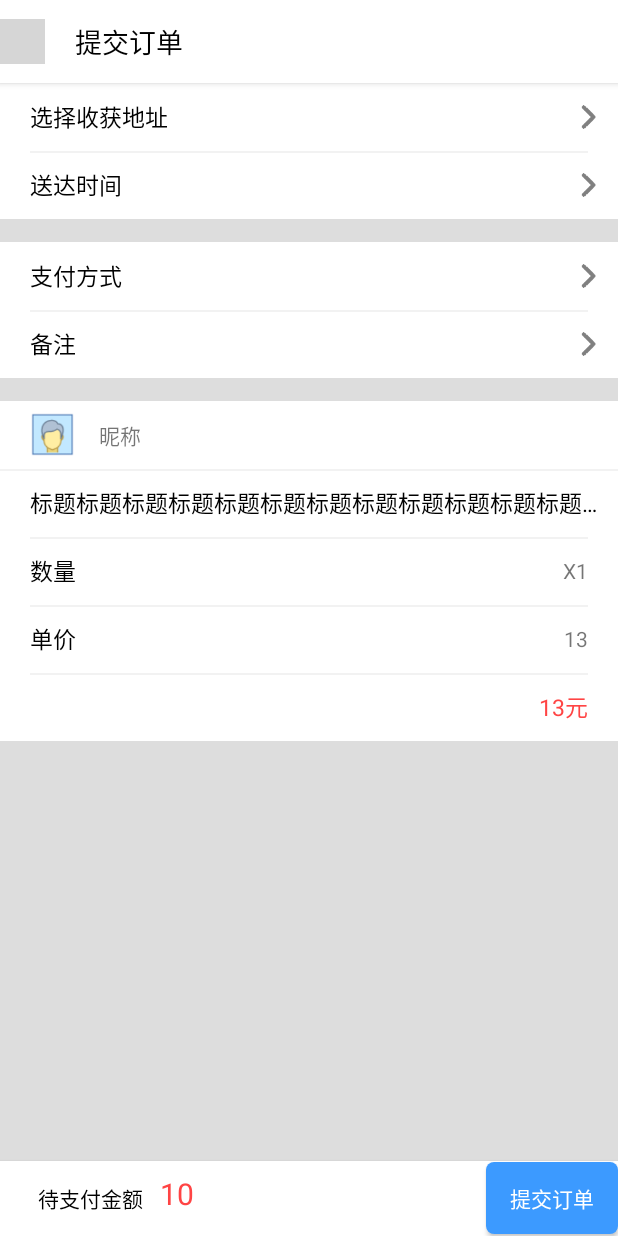
After one commit to DGUT-Asiasoft-2013/Client_DIBIAOZUIQIANGTEAM, an Android app: the OrdresCreateActivity screen opened directly, with no data from a screen before it, on a phone screen of 412 x 824 dp. The commit adds this screen. Run offline under Robolectric (Android 15) with nearby library versions, the phone set to English and light mode, and no system bars; grey boxes are pictures that could not be loaded.

Commit message:
Merge branch 'master' of E:\app\a\Client_DIBIAOZUIQIANGTEAM with conflicts.

```diff
--- a/app/src/main/java/com/dgut/collegemarket/activity/LoginActivity.java
+++ b/app/src/main/java/com/dgut/collegemarket/activity/LoginActivity.java
@@ -70,8 +70,7 @@ public class LoginActivity extends FragmentActivity {
                 startActivity(new Intent(LoginActivity.this, ForgetPasswordActivity.class));
             }
         });
-
-        account.setLableText("3");
+        account.setLableText("test");
         password.setLableText("3");
     }
 
--- /dev/null
+++ b/app/src/main/java/com/dgut/collegemarket/activity/common/ContactListActivity.java
@@ -0,0 +1,20 @@
+package com.dgut.collegemarket.activity.common;
+
+import android.app.Activity;
+import android.os.Bundle;
+
+import com.dgut.collegemarket.R;
+
+public class ContactListActivity extends Activity {
+
+    @Override
+    protected void onCreate(Bundle savedInstanceState) {
+        super.onCreate(savedInstanceState);
+        setContentView(R.layout.activity_contact_list);
+
+
+
+
+
+    }
+}
--- a/app/src/main/java/com/dgut/collegemarket/activity/goods/GoodsContentActivity.java
+++ b/app/src/main/java/com/dgut/collegemarket/activity/goods/GoodsContentActivity.java
@@ -1,7 +1,7 @@
 package com.dgut.collegemarket.activity.goods;
 
+import android.content.Intent;
 import android.support.design.widget.FloatingActionButton;
-import android.support.v7.app.AlertDialog;
 import android.support.v7.app.AppCompatActivity;
 import android.os.Bundle;
 import android.support.v7.widget.Toolbar;
@@ -15,6 +15,7 @@ import android.widget.RelativeLayout;
 import android.widget.TextView;
 
 import com.dgut.collegemarket.R;
+import com.dgut.collegemarket.activity.orders.OrdresCreateActivity;
 import com.dgut.collegemarket.api.Server;
 import com.dgut.collegemarket.api.entity.Goods;
 import com.dgut.collegemarket.api.entity.User;
@@ -23,16 +24,16 @@ import com.squareup.picasso.Picasso;
 public class GoodsContentActivity extends AppCompatActivity {
     ImageView albumsImg;
     ImageView avatarImg;
-     Goods goods;
+    Goods goods;
     Toolbar toolbar;
-    public  static User user;
+    public static User publisher;
 
     @Override
     protected void onCreate(Bundle savedInstanceState) {
         super.onCreate(savedInstanceState);
         getWindow().addFlags(WindowManager.LayoutParams.FLAG_TRANSLUCENT_STATUS);
         goods = (Goods) getIntent().getSerializableExtra("goods");
-        user=goods.getPublishers();
+        publisher = goods.getPublishers();
         setContentView(R.layout.activity_goods_content);
 
         toolbar = (Toolbar) findViewById(R.id.toolbar);
@@ -50,8 +51,8 @@ public class GoodsContentActivity extends AppCompatActivity {
             }
         });
 
-        Picasso.with(this).load(Server.serverAddress+ goods.getAlbums()).resize(500, 300).centerInside().into(albumsImg);
-        Picasso.with(this).load(Server.serverAddress+ goods.getPublishers().getAvatar()).resize(50, 50).centerInside().error(R.drawable.unknow_avatar).into(avatarImg);
+        Picasso.with(this).load(Server.serverAddress + goods.getAlbums()).resize(500, 300).centerInside().into(albumsImg);
+        Picasso.with(this).load(Server.serverAddress + goods.getPublishers().getAvatar()).resize(50, 50).centerInside().error(R.drawable.unknow_avatar).into(avatarImg);
 
         System.out.println(Server.serverAddress + goods.getAlbums());
         initView();
@@ -110,11 +111,11 @@ public class GoodsContentActivity extends AppCompatActivity {
         priceText = (TextView) popupView.findViewById(R.id.text_price);
         preQuantityText = (TextView) popupView.findViewById(R.id.text_quantity_buy_pre);
         buyQuantityText = (TextView) popupView.findViewById(R.id.text_quantity_buy);
-        settlementBt = (Button) popupView.findViewById(R.id.button_settlement);
+        settlementBt = (Button) popupView.findViewById(R.id.btn_orders_create);
         addBt = (TextView) popupView.findViewById(R.id.bt_add);
         deleteBt = (TextView) popupView.findViewById(R.id.bt_delete);
 
-        quantityText.setText(goods.getQuantity()+"");
+        quantityText.setText(goods.getQuantity() + "");
         priceText.setText(goods.getPrice() + "");
 
         addBt.setOnClickListener(new View.OnClickListener() {
@@ -143,9 +144,13 @@ public class GoodsContentActivity extends AppCompatActivity {
         settlementBt.setOnClickListener(new View.OnClickListener() {
             @Override
             public void onClick(View view) {
-                new AlertDialog.Builder(GoodsContentActivity.this)
-                        .setTitle("敬请期待")
-                        .setMessage("后续功能将在下个版本添加").show();
+                int num = Integer.valueOf(preQuantityText.getText().toString());
+                if (num > 0) {
+                    Intent intent = new Intent(GoodsContentActivity.this, OrdresCreateActivity.class);
+                    intent.putExtra("goods", goods);
+                    startActivity(intent);
+                    overridePendingTransition(R.anim.slide_in_bottom, R.anim.none);
+                }
             }
         });
     }
--- /dev/null
+++ b/app/src/main/java/com/dgut/collegemarket/activity/orders/OrdresCreateActivity.java
@@ -0,0 +1,28 @@
+package com.dgut.collegemarket.activity.orders;
+
+import android.app.Activity;
+import android.os.Bundle;
+import android.widget.ImageView;
+import android.widget.TextView;
+
+import com.dgut.collegemarket.R;
+import com.dgut.collegemarket.api.entity.Goods;
+
+/**
+ * 订单创建
+ */
+public class OrdresCreateActivity extends Activity {
+    Goods goods;
+    TextView nameText;
+    ImageView avatarImg;
+    TextView quantityText;
+    TextView priceText;
+
+    @Override
+    protected void onCreate(Bundle savedInstanceState) {
+        super.onCreate(savedInstanceState);
+        setContentView(R.layout.activity_ordres_create);
+        goods = (Goods) getIntent().getSerializableExtra("goods");
+
+    }
+}
--- a/app/src/main/java/com/dgut/collegemarket/fragment/widgets/UserInfoInGoodsFragment.java
+++ b/app/src/main/java/com/dgut/collegemarket/fragment/widgets/UserInfoInGoodsFragment.java
@@ -34,7 +34,7 @@ public class UserInfoInGoodsFragment extends Fragment {
     public View onCreateView(LayoutInflater inflater, ViewGroup container, Bundle savedInstanceState) {
         view = inflater.inflate(R.layout.fragment_user_info_in_goods, null);
         activity = getActivity();
-        user = GoodsContentActivity.user;
+        user = GoodsContentActivity.publisher;
 
         levelText = (TextView) view.findViewById(R.id.tv_level);
         nameText = (TextView) view.findViewById(R.id.tv_name);
--- /dev/null
+++ b/app/src/main/res/layout/activity_contact_list.xml
@@ -0,0 +1,84 @@
+<?xml version="1.0" encoding="utf-8"?>
+<RelativeLayout xmlns:android="http://schemas.android.com/apk/res/android"
+    xmlns:app="http://schemas.android.com/apk/res-auto"
+    android:layout_width="match_parent"
+    android:layout_height="match_parent"
+    android:background="#efefef"
+
+    >
+
+    <LinearLayout
+        android:id="@+id/linearLayout"
+        android:layout_width="match_parent"
+        android:layout_height="55dp"
+        android:layout_alignParentTop="true"
+        android:layout_centerHorizontal="true"
+        android:background="#fff"
+        android:elevation="3dp"
+        android:gravity="center_vertical"
+        android:orientation="horizontal">
+
+        <ImageView
+            android:id="@+id/imageView7"
+            android:layout_width="30dp"
+            android:layout_height="30dp"
+            android:src="@drawable/back" />
+
+        <TextView
+            android:id="@+id/textView7"
+            android:layout_width="wrap_content"
+            android:layout_height="wrap_content"
+            android:layout_marginLeft="20dp"
+            android:text="选择收货地址"
+            android:textColor="#000"
+            android:textSize="18dp" />
+    </LinearLayout>
+
+    <RelativeLayout
+        android:id="@+id/relativeLayout"
+        android:layout_width="match_parent"
+        android:layout_height="50dp"
+        android:background="#fff"
+        android:elevation="3dp"
+        android:layout_alignParentBottom="true"
+        android:layout_alignParentStart="true">
+
+        <LinearLayout
+
+            android:layout_width="wrap_content"
+            android:layout_height="wrap_content"
+            android:orientation="horizontal"
+            android:gravity="center_vertical"
+            android:layout_centerVertical="true"
+            android:layout_centerHorizontal="true">
+
+
+            <ImageView
+                android:id="@+id/imageView10"
+                android:layout_width="20dp"
+                android:layout_height="20dp"
+                android:layout_weight="1"
+                app:srcCompat="@drawable/add" />
+
+            <TextView
+                android:id="@+id/textView16"
+                android:layout_width="wrap_content"
+                android:layout_height="wrap_content"
+                android:layout_centerHorizontal="true"
+                android:layout_centerVertical="true"
+                android:layout_marginLeft="5dp"
+                android:layout_weight="1"
+                android:text="新增收货地址"
+                android:textColor="#000" />
+        </LinearLayout>
+
+    </RelativeLayout>
+
+    <ListView
+        android:id="@+id/listView"
+        android:layout_width="match_parent"
+        android:layout_height="match_parent"
+        android:layout_alignParentStart="true"
+        android:layout_above="@+id/relativeLayout"
+        android:layout_below="@+id/linearLayout" />
+</RelativeLayout>
--- /dev/null
+++ b/app/src/main/res/layout/activity_ordres_create.xml
@@ -0,0 +1,362 @@
+<?xml version="1.0" encoding="utf-8"?>
+<RelativeLayout xmlns:android="http://schemas.android.com/apk/res/android"
+    android:layout_width="match_parent"
+    android:layout_height="match_parent"
+    android:background="#ddd"
+
+    >
+
+
+    <RelativeLayout
+        android:layout_width="match_parent"
+        android:layout_height="50dp"
+        android:layout_alignParentBottom="true"
+        android:layout_alignParentEnd="true"
+        android:layout_alignParentStart="true"
+        android:background="#fff"
+        android:elevation="3dp">
+
+        <TextView
+            android:id="@+id/tv_sum_2"
+            android:layout_width="wrap_content"
+            android:layout_height="wrap_content"
+            android:layout_alignBottom="@+id/textView16"
+            android:layout_marginStart="11dp"
+
+            android:layout_toEndOf="@+id/textView16"
+            android:text="10"
+            android:textColor="@android:color/holo_red_light"
+            android:textSize="20dp" />
+
+        <TextView
+            android:id="@+id/textView16"
+            android:layout_width="wrap_content"
+            android:layout_height="wrap_content"
+            android:layout_alignBaseline="@+id/btn_orders_create"
+            android:layout_alignBottom="@+id/btn_orders_create"
+            android:layout_alignParentStart="true"
+            android:layout_marginStart="25dp"
+            android:text="待支付金额"
+            android:textColor="#000" />
+
+        <Button
+            android:id="@+id/btn_orders_create"
+            android:layout_width="wrap_content"
+            android:layout_height="wrap_content"
+            android:layout_alignParentEnd="true"
+            android:layout_centerVertical="true"
+            android:background="@drawable/btn_login"
+            android:text="提交订单"
+            android:textColor="#fff" />
+    </RelativeLayout>
+
+
+    <LinearLayout
+        android:id="@+id/linearLayout"
+        android:layout_width="match_parent"
+        android:layout_height="55dp"
+        android:layout_alignParentTop="true"
+        android:layout_centerHorizontal="true"
+        android:background="#fff"
+        android:elevation="3dp"
+        android:gravity="center_vertical"
+        android:orientation="horizontal">
+
+        <ImageView
+            android:id="@+id/imageView7"
+            android:layout_width="30dp"
+            android:layout_height="30dp"
+            android:src="@drawable/back" />
+
+        <TextView
+            android:id="@+id/textView7"
+            android:layout_width="wrap_content"
+            android:layout_height="wrap_content"
+            android:layout_marginLeft="20dp"
+            android:text="提交订单"
+            android:textColor="#000"
+            android:textSize="18dp" />
+    </LinearLayout>
+
+    <ScrollView
+        android:id="@+id/scrollView"
+        android:layout_width="match_parent"
+        android:layout_height="wrap_content"
+
+        android:layout_alignParentStart="true"
+        android:layout_below="@+id/linearLayout">
+
+        <LinearLayout
+            android:layout_width="match_parent"
+            android:layout_height="wrap_content"
+            android:orientation="vertical">
+
+            <LinearLayout
+                android:layout_width="match_parent"
+                android:layout_height="match_parent"
+                android:background="#fff"
+                android:orientation="vertical">
+
+                <RelativeLayout
+                    android:layout_width="match_parent"
+                    android:layout_height="45dp">
+
+                    <TextView
+                        android:layout_width="wrap_content"
+                        android:layout_height="wrap_content"
+                        android:layout_alignParentStart="true"
+                        android:layout_centerVertical="true"
+                        android:layout_marginStart="20dp"
+                        android:text="选择收获地址"
+                        android:textColor="#000"
+                        android:textSize="15dp" />
+
+                    <ImageView
+                        android:id="@+id/imageView9"
+                        android:layout_width="20dp"
+                        android:layout_height="20dp"
+                        android:layout_alignParentEnd="true"
+                        android:layout_centerVertical="true"
+                        android:layout_marginEnd="10dp"
+                        android:src="@drawable/enter" />
+
+                </RelativeLayout>
+
+                <RelativeLayout
+                    android:layout_width="match_parent"
+                    android:layout_height="45dp">
+
+                    <View
+                        android:id="@+id/view4"
+                        android:layout_width="match_parent"
+                        android:layout_height="1dp"
+                        android:layout_marginLeft="20dp"
+                        android:layout_marginRight="20dp"
+                        android:background="#F2F2F2"></View>
+
+                    <TextView
+                        android:layout_width="wrap_content"
+                        android:layout_height="wrap_content"
+                        android:layout_alignParentStart="true"
+                        android:layout_centerVertical="true"
+                        android:layout_marginStart="20dp"
+                        android:text="送达时间"
+                        android:textColor="#000"
+                        android:textSize="15dp" />
+
+                    <ImageView
+                        android:layout_width="20dp"
+                        android:layout_height="20dp"
+                        android:layout_alignParentEnd="true"
+                        android:layout_centerVertical="true"
+                        android:layout_marginEnd="10dp"
+                        android:src="@drawable/enter" />
+                </RelativeLayout>
+            </LinearLayout>
+
+            <LinearLayout
+                android:layout_width="match_parent"
+                android:layout_height="match_parent"
+                android:layout_marginTop="15dp"
+                android:background="#fff"
+                android:orientation="vertical">
+
+                <RelativeLayout
+                    android:layout_width="match_parent"
+                    android:layout_height="45dp">
+
+                    <TextView
+                        android:layout_width="wrap_content"
+                        android:layout_height="wrap_content"
+                        android:layout_alignParentStart="true"
+                        android:layout_centerVertical="true"
+                        android:layout_marginStart="20dp"
+                        android:text="支付方式"
+                        android:textColor="#000"
+                        android:textSize="15dp" />
+
+                    <ImageView
+                        android:layout_width="20dp"
+                        android:layout_height="20dp"
+                        android:layout_alignParentEnd="true"
+                        android:layout_centerVertical="true"
+                        android:layout_marginEnd="10dp"
+                        android:src="@drawable/enter" />
+                </RelativeLayout>
+
+                <RelativeLayout
+                    android:layout_width="match_parent"
+                    android:layout_height="45dp">
+
+                    <View
+                        android:layout_width="match_parent"
+                        android:layout_height="1dp"
+                        android:layout_marginLeft="20dp"
+                        android:layout_marginRight="20dp"
+                        android:background="#F2F2F2"></View>
+
+                    <TextView
+                        android:layout_width="wrap_content"
+                        android:layout_height="wrap_content"
+                        android:layout_alignParentStart="true"
+                        android:layout_centerVertical="true"
+                        android:layout_marginStart="20dp"
+                        android:text="备注"
+                        android:textColor="#000"
+                        android:textSize="15dp" />
+
+                    <ImageView
+                        android:layout_width="20dp"
+                        android:layout_height="20dp"
+                        android:layout_alignParentEnd="true"
+                        android:layout_centerVertical="true"
+                        android:layout_marginEnd="10dp"
+                        android:src="@drawable/enter" />
+                </RelativeLayout>
+            </LinearLayout>
+
+            <LinearLayout
+                android:layout_width="match_parent"
+                android:layout_height="match_parent"
+                android:layout_marginTop="15dp"
+                android:background="#fff"
+                android:orientation="vertical">
+
+                <RelativeLayout
+                    android:layout_width="match_parent"
+                    android:layout_height="45dp">
+
+                    <ImageView
+                        android:id="@+id/img_avatar"
+                        android:layout_width="30dp"
+                        android:layout_height="30dp"
+                        android:layout_alignParentStart="true"
+                        android:layout_centerVertical="true"
+                        android:layout_marginStart="20dp"
+                        android:src="@drawable/unknow_avatar" />
+
+                    <TextView
+                        android:id="@+id/tv_name"
+                        android:layout_width="wrap_content"
+                        android:layout_height="wrap_content"
+                        android:layout_centerVertical="true"
+                        android:layout_marginStart="16dp"
+                        android:layout_toEndOf="@+id/img_avatar"
+                        android:text="昵称" />
+                </RelativeLayout>
+
+                <RelativeLayout
+                    android:layout_width="match_parent"
+                    android:layout_height="45dp">
+
+                    <View
+                        android:layout_width="match_parent"
+                        android:layout_height="1dp"
+                        android:background="#F2F2F2"></View>
+
+                    <TextView
+                        android:id="@+id/tv_title"
+                        android:layout_width="match_parent"
+                        android:layout_marginRight="20dp"
+                        android:layout_height="wrap_content"
+                        android:layout_alignParentStart="true"
+                        android:layout_centerVertical="true"
+                        android:layout_marginStart="20dp"
+                        android:text="标题标题标题标题标题标题标题标题标题标题标题标题标题标题标题标题"
+                        android:textColor="#000"
+                        android:singleLine="true"
+                        android:textSize="15dp" />
+                </RelativeLayout>
+
+                <RelativeLayout
+                    android:layout_width="match_parent"
+                    android:layout_height="45dp">
+
+                    <View
+                        android:layout_width="match_parent"
+                        android:layout_height="1dp"
+                        android:layout_marginLeft="20dp"
+                        android:layout_marginRight="20dp"
+                        android:background="#F2F2F2"></View>
+
+                    <TextView
+                        android:layout_width="wrap_content"
+                        android:layout_height="wrap_content"
+                        android:layout_alignParentStart="true"
+                        android:layout_centerVertical="true"
+                        android:layout_marginStart="20dp"
+                        android:text="数量"
+                        android:textColor="#000"
+                        android:textSize="15dp" />
+
+                    <TextView
+                        android:id="@+id/tv_quantity"
+                        android:layout_width="wrap_content"
+                        android:layout_height="wrap_content"
+                        android:layout_alignParentEnd="true"
+                        android:layout_centerVertical="true"
+                        android:layout_marginEnd="20dp"
+                        android:text="X1" />
+                </RelativeLayout>
+
+                <RelativeLayout
+                    android:layout_width="match_parent"
+                    android:layout_height="45dp">
+
+                    <View
+                        android:layout_width="match_parent"
+                        android:layout_height="1dp"
+                        android:layout_marginLeft="20dp"
+                        android:layout_marginRight="20dp"
+                        android:background="#F2F2F2"></View>
+
+                    <TextView
+                        android:id="@+id/tv_price"
+                        android:layout_width="wrap_content"
+                        android:layout_height="wrap_content"
+                        android:layout_alignParentEnd="true"
+                        android:layout_centerVertical="true"
+                        android:layout_marginEnd="20dp"
+                        android:text="13" />
+
+                    <TextView
+                        android:layout_width="wrap_content"
+                        android:layout_height="wrap_content"
+                        android:layout_alignParentStart="true"
+                        android:layout_centerVertical="true"
+                        android:layout_marginStart="20dp"
+                        android:text="单价"
+                        android:textColor="#000"
+                        android:textSize="15dp" />
+                </RelativeLayout>
+
+                <RelativeLayout
+                    android:layout_width="match_parent"
+                    android:layout_height="45dp">
+
+                    <View
+                        android:layout_width="match_parent"
+                        android:layout_height="1dp"
+                        android:layout_marginLeft="20dp"
+                        android:layout_marginRight="20dp"
+                        android:background="#F2F2F2"></View>
+
+                    <TextView
+                        android:id="@+id/tv_sum_1"
+                        android:layout_width="wrap_content"
+                        android:layout_height="wrap_content"
+                        android:layout_alignParentEnd="true"
+                        android:layout_centerVertical="true"
+                        android:layout_marginEnd="20dp"
+                        android:text="13元"
+                        android:textColor="@android:color/holo_red_light"
+                        android:textSize="15dp" />
+
+                </RelativeLayout>
+            </LinearLayout>
+
+
+        </LinearLayout>
+    </ScrollView>
+
+</RelativeLayout>
--- a/app/src/main/res/layout/layout_popupwindow.xml
+++ b/app/src/main/res/layout/layout_popupwindow.xml
@@ -41,15 +41,15 @@
             android:id="@+id/textView16"
             android:layout_width="wrap_content"
             android:layout_height="wrap_content"
-            android:layout_alignBaseline="@+id/button_settlement"
-            android:layout_alignBottom="@+id/button_settlement"
+            android:layout_alignBaseline="@+id/btn_orders_create"
+            android:layout_alignBottom="@+id/btn_orders_create"
             android:layout_alignParentStart="true"
             android:layout_marginStart="25dp"
             android:textColor="#000"
             android:text="购买数量" />
 
         <Button
-            android:id="@+id/button_settlement"
+            android:id="@+id/btn_orders_create"
             android:background="@drawable/btn_login"
             android:layout_width="wrap_content"
             android:layout_height="wrap_content"
```
Also changed, not shown: app/src/main/AndroidManifest.xml (+6 -6 lines), app/src/main/res/drawable/add.png (added), app/src/main/res/drawable/enter.png (added).
